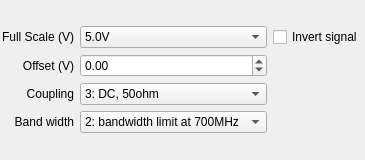
Qt form contrib/agilent/libs/ap240w/ap240verticalform.ui (qtplatz/qtplatz) before a commit.
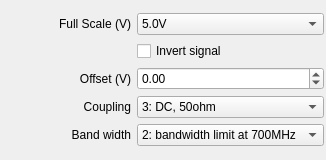
The same form after that commit.

```diff
--- a/contrib/agilent/libs/ap240w/ap240verticalform.ui
+++ b/contrib/agilent/libs/ap240w/ap240verticalform.ui
@@ -6,7 +6,7 @@
    <rect>
     <x>0</x>
     <y>0</y>
-    <width>307</width>
+    <width>326</width>
     <height>160</height>
    </rect>
   </property>
@@ -28,17 +28,7 @@
    </property>
    <item row="0" column="1">
     <layout class="QGridLayout" name="gridLayout">
-     <item row="1" column="0">
-      <widget class="QLabel" name="label_3">
-       <property name="text">
-        <string>Offset (V)</string>
-       </property>
-       <property name="alignment">
-        <set>Qt::AlignRight|Qt::AlignTrailing|Qt::AlignVCenter</set>
-       </property>
-      </widget>
-     </item>
-     <item row="3" column="0">
+     <item row="4" column="0">
       <widget class="QLabel" name="label_4">
        <property name="text">
         <string>Band width</string>
@@ -48,7 +38,17 @@
        </property>
       </widget>
      </item>
-     <item row="3" column="2">
+     <item row="2" column="0">
+      <widget class="QLabel" name="label_3">
+       <property name="text">
+        <string>Offset (V)</string>
+       </property>
+       <property name="alignment">
+        <set>Qt::AlignRight|Qt::AlignTrailing|Qt::AlignVCenter</set>
+       </property>
+      </widget>
+     </item>
+     <item row="4" column="2">
       <widget class="QComboBox" name="comboBox">
        <property name="currentIndex">
         <number>2</number>
@@ -85,7 +85,17 @@
        </item>
       </widget>
      </item>
-     <item row="1" column="2">
+     <item row="0" column="0">
+      <widget class="QLabel" name="label_2">
+       <property name="text">
+        <string>Full Scale (V)</string>
+       </property>
+       <property name="alignment">
+        <set>Qt::AlignRight|Qt::AlignTrailing|Qt::AlignVCenter</set>
+       </property>
+      </widget>
+     </item>
+     <item row="2" column="2">
       <widget class="QDoubleSpinBox" name="doubleSpinBox">
        <property name="minimum">
         <double>-5.000000000000000</double>
@@ -98,7 +108,7 @@
        </property>
       </widget>
      </item>
-     <item row="2" column="2">
+     <item row="3" column="2">
       <widget class="QComboBox" name="comboBox_2">
        <property name="currentIndex">
         <number>3</number>
@@ -130,17 +140,7 @@
        </item>
       </widget>
      </item>
-     <item row="0" column="0">
-      <widget class="QLabel" name="label_2">
-       <property name="text">
-        <string>Full Scale (V)</string>
-       </property>
-       <property name="alignment">
-        <set>Qt::AlignRight|Qt::AlignTrailing|Qt::AlignVCenter</set>
-       </property>
-      </widget>
-     </item>
-     <item row="2" column="0">
+     <item row="3" column="0">
       <widget class="QLabel" name="label_5">
        <property name="text">
         <string>Coupling</string>
@@ -189,7 +189,7 @@
        </item>
       </widget>
      </item>
-     <item row="0" column="3">
+     <item row="1" column="2">
       <widget class="QCheckBox" name="checkBox">
        <property name="text">
         <string>Invert signal</string>
```
